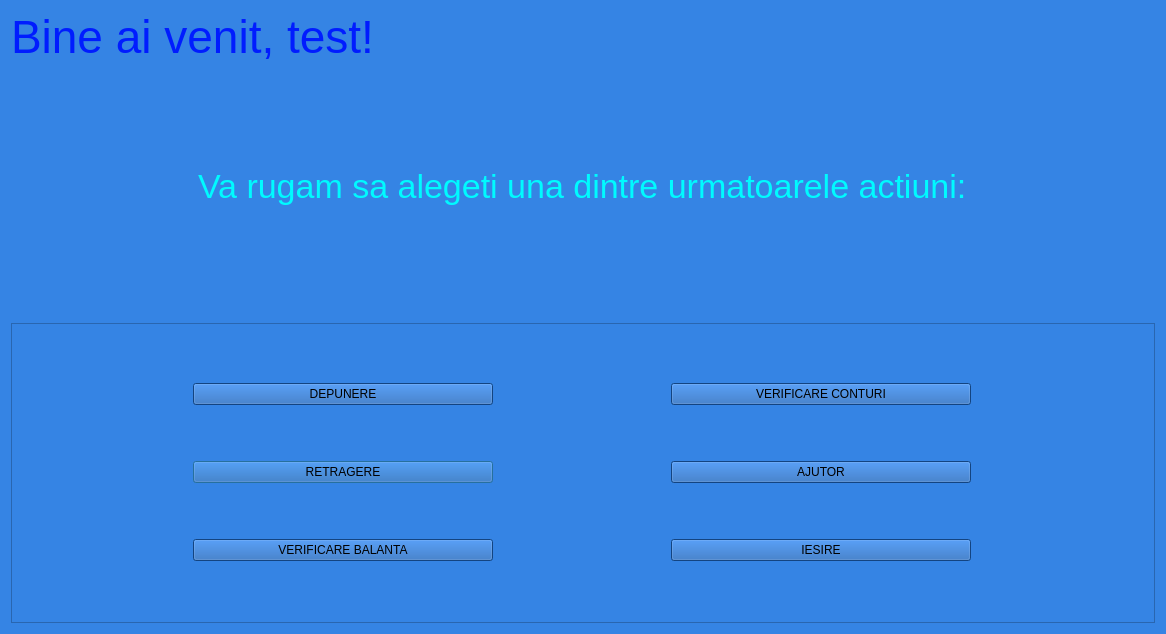
Old version of the form menu.ui in the repository raducosminalexandru/banking-system.
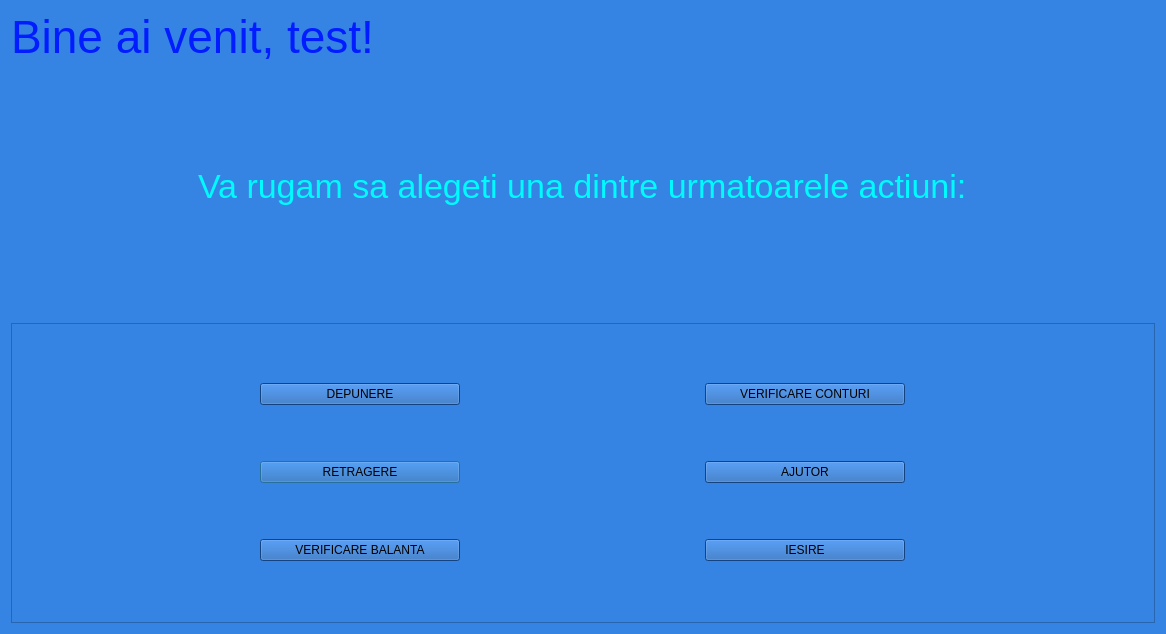
New version of the form.

The edit to the form file:
```diff
--- a/menu.ui
+++ b/menu.ui
@@ -45,7 +45,7 @@
    <item row="3" column="0" rowspan="2" colspan="2">
     <widget class="QFrame" name="frame">
      <property name="styleSheet">
-      <string notr="true"/>
+      <string notr="true">border-color: rgb(255, 255, 255);</string>
      </property>
      <property name="frameShape">
       <enum>QFrame::StyledPanel</enum>
@@ -68,12 +68,15 @@
        <widget class="QPushButton" name="pushButton_6">
         <property name="maximumSize">
          <size>
-          <width>300</width>
+          <width>200</width>
           <height>50</height>
          </size>
         </property>
         <property name="styleSheet">
-         <string notr="true">background-color: rgb(26, 95, 180);
+         <string notr="true">font: 700 italic 11pt &quot;Ubuntu Condensed&quot;;
+background-color: rgb(26, 95, 180);
+border-color: rgb(255, 255, 255);
+
 </string>
         </property>
         <property name="text">
@@ -105,7 +108,7 @@
        <widget class="QPushButton" name="pushButton_4">
         <property name="maximumSize">
          <size>
-          <width>300</width>
+          <width>200</width>
           <height>16777215</height>
          </size>
         </property>
```
Left out of the diff: 17 changed lines with no effect on the pictures.
